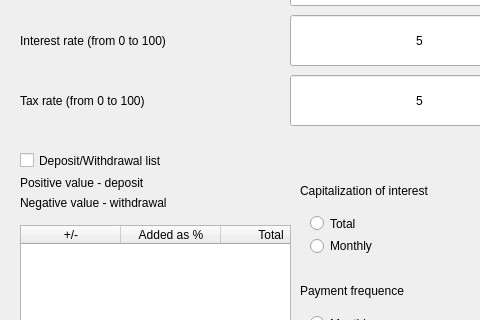
Old version of the form src/view/deposit_calc.ui in the repository MikhailPimenov/s21_SmartCalc2; both pictures show x 0 to 480 and y 135 to 455 of the 676 by 805 pixel window.
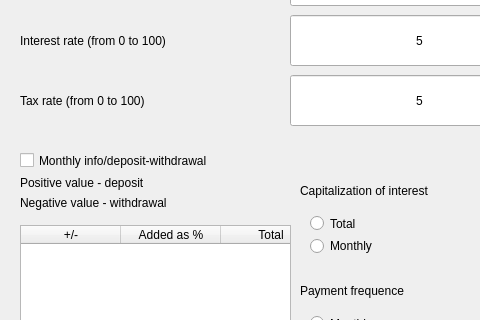
New version of the form.

What changed in the file:
```diff
--- a/src/view/deposit_calc.ui
+++ b/src/view/deposit_calc.ui
@@ -317,7 +317,7 @@
     </rect>
    </property>
    <property name="text">
-   <string>Deposit/Withdrawal list</string>
+   <string>Monthly info/deposit-withdrawal</string>
    </property>
   </widget>
   <widget class="QLineEdit" name="tax_percent">
```
